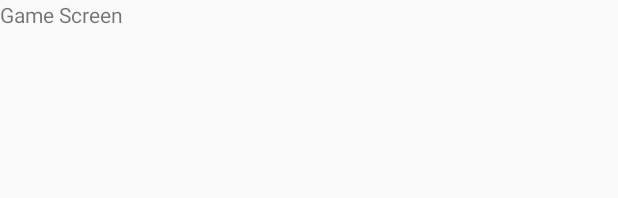
After one commit to davidwskang/MemoryMatchingGame, an Android app: the layout fragment_game_screen.xml on its own in the app's theme, with its tools: preview values and no code run, on a phone screen of 412 x 824 dp. The commit adds this screen. Shown: the top 198 px of the screen. Run offline under Robolectric (Android 15) with nearby library versions, the phone set to English and light mode, and no system bars.

Commit message:
Add kotlin experimental feature for parcelize.  User will enter GameFragment when they have selected a game difficulty.  User will enter high scores screen when they have selected high scores option

```diff
--- a/app/build.gradle
+++ b/app/build.gradle
@@ -23,6 +23,10 @@ android {
         }
     }
 
+    androidExtensions {
+        experimental = true
+    }
+
 }
 
 dependencies {
--- /dev/null
+++ b/app/src/main/res/layout/fragment_game_screen.xml
@@ -0,0 +1,16 @@
+<?xml version="1.0" encoding="utf-8"?>
+<androidx.constraintlayout.widget.ConstraintLayout xmlns:android="http://schemas.android.com/apk/res/android"
+    android:layout_width="match_parent"
+    android:layout_height="match_parent"
+    xmlns:app="http://schemas.android.com/apk/res-auto">
+
+    <TextView
+        android:id="@+id/placeholder"
+        android:layout_width="wrap_content"
+        android:layout_height="wrap_content"
+        app:layout_constraintStart_toStartOf="parent"
+        app:layout_constraintTop_toTopOf="parent"
+        android:text="Game Screen"
+        />
+
+</androidx.constraintlayout.widget.ConstraintLayout>
```
Also changed, not shown: app/src/main/java/com/davidwskang/memorymatchinggame/MainActivity.kt (+36 -0 lines), app/src/main/java/com/davidwskang/memorymatchinggame/common/Game.kt (added, +13 -0 lines), app/src/main/java/com/davidwskang/memorymatchinggame/game_screen/GameFragment.kt (added, +34 -0 lines), app/src/main/java/com/davidwskang/memorymatchinggame/highscores_screen/HighScoresFragment.kt (added, +24 -0 lines), app/src/main/java/com/davidwskang/memorymatchinggame/home_screen/HomeFragment.kt (+19 -1 lines), app/src/main/res/layout/fragment_highscores_screen.xml (added, +16 -0 lines), app/src/main/res/layout/fragment_home_screen.xml (+6 -6 lines).
